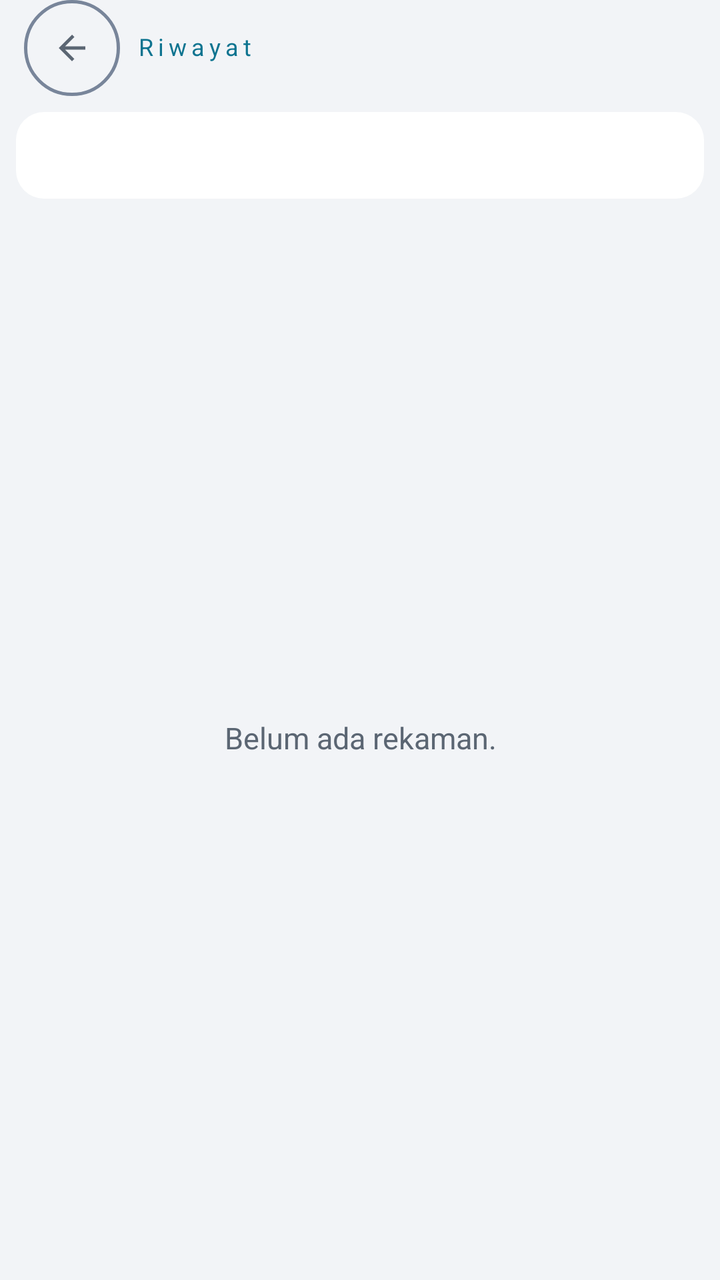
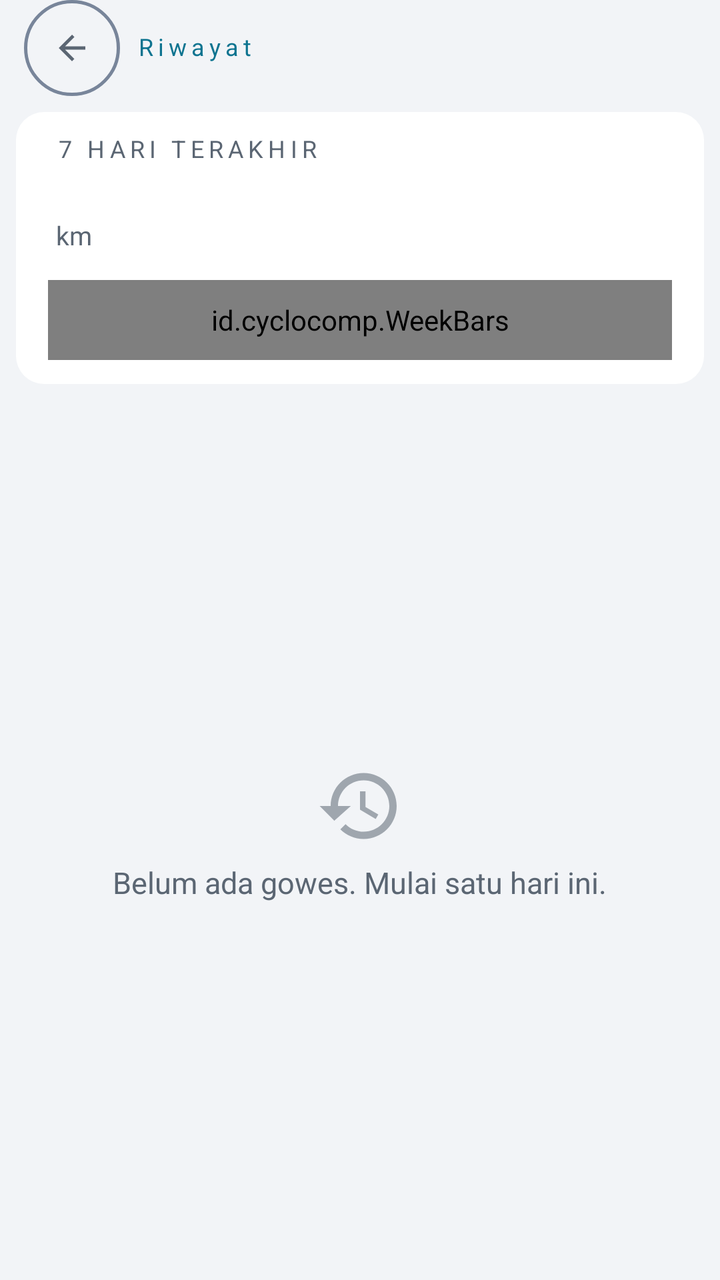

Two renders of the same Android screen: before a commit and after it. Below are the layout's source before the change and the commit's diff.
<!-- AndroidManifest.xml: application theme AppTheme -->
<!-- res/layout/activity_history.xml -->
<?xml version="1.0" encoding="utf-8"?>
<LinearLayout xmlns:android="http://schemas.android.com/apk/res/android"
    android:layout_width="match_parent"
    android:layout_height="match_parent"
    android:orientation="vertical"
    android:background="@color/bg">

    <LinearLayout
        android:layout_width="match_parent"
        android:layout_height="@dimen/top_bar_h"
        android:orientation="horizontal"
        android:gravity="center_vertical"
        android:paddingLeft="@dimen/gap_roomy"
        android:paddingRight="@dimen/screen_edge">

        <ImageButton
            android:id="@+id/btnBack"
            style="@style/IconBtn"
            android:contentDescription="@string/back"
            android:src="@drawable/ic_back" />

        <TextView
            style="@style/SectionLabelAccent"
            android:layout_width="wrap_content"
            android:layout_height="wrap_content"
            android:paddingLeft="@dimen/gap_normal"
            android:text="@string/title_history" />
    </LinearLayout>

    
    <LinearLayout
        android:id="@+id/weekCard"
        android:layout_width="match_parent"
        android:layout_height="wrap_content"
        android:layout_marginLeft="@dimen/gap_normal"
        android:layout_marginRight="@dimen/gap_normal"
        android:layout_marginTop="@dimen/gap_normal"
        android:background="@drawable/bg_card"
        android:orientation="horizontal"
        android:gravity="center_vertical"
        android:paddingLeft="@dimen/gap_wide"
        android:paddingRight="@dimen/gap_wide"
        android:paddingTop="@dimen/gap_roomy"
        android:paddingBottom="@dimen/gap_roomy"
        android:baselineAligned="false">

        <TextView
            android:id="@+id/weekText"
            style="@style/SettingSummary"
            android:layout_width="0dp"
            android:layout_height="wrap_content"
            android:layout_weight="1"
            android:maxLines="2"
            android:ellipsize="end" />
    </LinearLayout>

    <FrameLayout
        android:layout_width="match_parent"
        android:layout_height="0dp"
        android:layout_weight="1"
        android:padding="@dimen/gap_normal">

        <ListView
            android:id="@+id/list"
            android:layout_width="match_parent"
            android:layout_height="match_parent" />

        <TextView
            android:id="@+id/empty"
            style="@style/EmptyText"
            android:layout_width="match_parent"
            android:layout_height="match_parent"
            android:gravity="center"
            android:textSize="@dimen/text_empty"
            android:text="@string/history_empty" />
    </FrameLayout>
</LinearLayout>
<!-- resources referenced by this layout -->
<resources>
  <color name="bg">#F2F4F7</color>
  <dimen name="gap_normal">8dp</dimen>
  <dimen name="gap_roomy">12dp</dimen>
  <dimen name="gap_wide">16dp</dimen>
  <dimen name="screen_edge">14dp</dimen>
  <dimen name="text_empty">15sp</dimen>
  <dimen name="top_bar_h">48dp</dimen>
  <!-- drawable bg_card (drawable) -->
  <shape xmlns:android="http://schemas.android.com/apk/res/android" android:shape="rectangle">
      <solid android:color="@color/card" />
      <corners android:radius="@dimen/radius_card" />
  </shape>
  <string name="back">Kembali</string>
  <string name="history_empty">Belum ada rekaman.</string>
  <string name="title_history">Riwayat</string>
  <style name="EmptyText">
          <item name="android:textSize">@dimen/text_body_s</item>
          <item name="android:textColor">@color/label</item>
          <item name="android:includeFontPadding">false</item>
      </style>
  <style name="SectionLabelAccent" parent="SectionLabel">
          <item name="android:textColor">@color/accent</item>
      </style>
  <style name="SettingSummary">
          <item name="android:textSize">@dimen/text_caption</item>
          <item name="android:textColor">@color/label</item>
          
      <item name="android:layout_marginTop">@dimen/gap_snug</item>
          <item name="android:includeFontPadding">false</item>
      </style>
  <color name="card">#FFFFFF</color>
  <dimen name="radius_card">14dp</dimen>
  <color name="label">#5B6673</color>
  <dimen name="text_body_s">13sp</dimen>
  <dimen name="touch_target_min">48dp</dimen>
  <style name="SectionLabel">
          <item name="android:textSize">@dimen/text_label</item>
          <item name="android:textColor">@color/label</item>
          <item name="android:letterSpacing">0.2</item>
          <item name="android:paddingLeft">@dimen/gap_snug</item>
          <item name="android:includeFontPadding">false</item>
      </style>
  <color name="accent">#0E7490</color>
  <dimen name="text_caption">13sp</dimen>
  <dimen name="gap_snug">4dp</dimen>
  <color name="value">#0F1419</color>
  <color name="dot_off">#7C8899</color>
  <color name="accent_soft">#CFF6FE</color>
  <color name="card2">#E9EEF4</color>
  <color name="divider">#D6DCE4</color>
  <dimen name="hairline">1dp</dimen>
  <color name="card_pressed">#D8E0EA</color>
  <color name="stroke_ctrl">#78859A</color>
  <dimen name="radius_capsule">30dp</dimen>
  <color name="card_disabled">#E4E8EE</color>
  <dimen name="text_label">12sp</dimen>
  <!-- unchanged entries left out for length: 4 -->
</resources>

<!-- the commit's change to res/layout/activity_history.xml (unified diff, before → after) -->
@@ -27,7 +27,6 @@
             android:text="@string/title_history" />
     </LinearLayout>
 
-    
     <LinearLayout
         android:id="@+id/weekCard"
         android:layout_width="match_parent"
@@ -36,8 +35,7 @@
         android:layout_marginRight="@dimen/gap_normal"
         android:layout_marginTop="@dimen/gap_normal"
         android:background="@drawable/bg_card"
-        android:orientation="horizontal"
-        android:gravity="center_vertical"
+        android:orientation="vertical"
         android:paddingLeft="@dimen/gap_wide"
         android:paddingRight="@dimen/gap_wide"
         android:paddingTop="@dimen/gap_roomy"
@@ -45,13 +43,54 @@
         android:baselineAligned="false">
 
         <TextView
-            android:id="@+id/weekText"
-            style="@style/SettingSummary"
-            android:layout_width="0dp"
+            style="@style/SectionLabel"
+            android:layout_width="wrap_content"
             android:layout_height="wrap_content"
-            android:layout_weight="1"
-            android:maxLines="2"
-            android:ellipsize="end" />
+            android:text="@string/history_week_title" />
+
+        <LinearLayout
+            android:layout_width="match_parent"
+            android:layout_height="wrap_content"
+            android:layout_marginTop="@dimen/gap_cozy"
+            android:orientation="horizontal"
+            android:gravity="bottom"
+            android:baselineAligned="false">
+
+            <TextView
+                android:id="@+id/weekDist"
+                style="@style/ValueBig"
+                android:layout_width="wrap_content"
+                android:layout_height="wrap_content"
+                android:gravity="bottom"
+                android:tag="num" />
+
+            <TextView
+                style="@style/GradeUnit"
+                android:layout_width="wrap_content"
+                android:layout_height="wrap_content"
+                android:layout_marginLeft="@dimen/gap_snug"
+                android:layout_marginBottom="@dimen/gap_snug"
+                android:text="@string/unit_km" />
+
+            <TextView
+                android:id="@+id/weekText"
+                style="@style/SettingSummary"
+                android:layout_width="0dp"
+                android:layout_height="wrap_content"
+                android:layout_weight="1"
+                android:layout_marginTop="0dp"
+                android:paddingLeft="@dimen/gap_normal"
+                android:gravity="end|bottom"
+                android:maxLines="2"
+                android:ellipsize="end" />
+        </LinearLayout>
+
+        
+        <id.cyclocomp.WeekBars
+            android:id="@+id/weekBars"
+            android:layout_width="match_parent"
+            android:layout_height="@dimen/week_bars_h"
+            android:layout_marginTop="@dimen/gap_loose" />
     </LinearLayout>
 
     <FrameLayout
@@ -65,13 +104,29 @@
             android:layout_width="match_parent"
             android:layout_height="match_parent" />
 
-        <TextView
+        <LinearLayout
             android:id="@+id/empty"
-            style="@style/EmptyText"
             android:layout_width="match_parent"
             android:layout_height="match_parent"
+            android:orientation="vertical"
             android:gravity="center"
-            android:textSize="@dimen/text_empty"
-            android:text="@string/history_empty" />
+            android:padding="@dimen/gap_spacious">
+
+            <ImageView
+                android:layout_width="44dp"
+                android:layout_height="44dp"
+                android:alpha="0.55"
+                android:contentDescription="@null"
+                android:src="@drawable/ic_history" />
+
+            <TextView
+                style="@style/EmptyText"
+                android:layout_width="wrap_content"
+                android:layout_height="wrap_content"
+                android:layout_marginTop="@dimen/gap_normal"
+                android:gravity="center"
+                android:textSize="@dimen/text_empty"
+                android:text="@string/history_empty" />
+        </LinearLayout>
     </FrameLayout>
 </LinearLayout>
<!-- resource entries referenced after the edit -->
@@ -1,22 +1,43 @@
 <!-- resources referenced by this layout -->
 <resources>
   <color name="bg">#F2F4F7</color>
+  <dimen name="gap_cozy">6dp</dimen>
+  <dimen name="gap_loose">10dp</dimen>
   <dimen name="gap_normal">8dp</dimen>
   <dimen name="gap_roomy">12dp</dimen>
   <dimen name="gap_wide">16dp</dimen>
   <dimen name="screen_edge">14dp</dimen>
   <dimen name="text_empty">15sp</dimen>
   <dimen name="top_bar_h">48dp</dimen>
+  <dimen name="week_bars_h">40dp</dimen>
   <!-- drawable bg_card (drawable) -->
   <shape xmlns:android="http://schemas.android.com/apk/res/android" android:shape="rectangle">
       <solid android:color="@color/card" />
       <corners android:radius="@dimen/radius_card" />
   </shape>
+  <!-- drawable ic_history (drawable) -->
+  <vector xmlns:android="http://schemas.android.com/apk/res/android"
+      android:width="20dp"
+      android:height="20dp"
+      android:viewportWidth="24"
+      android:viewportHeight="24"
+      android:tint="@color/label">
+      <path
+          android:fillColor="@android:color/white"
+          android:pathData="M13,3c-4.97,0 -9,4.03 -9,9H1l3.89,3.89 0.07,0.14L9.5,12H6c0,-3.87 3.13,-7 7,-7s7,3.13 7,7 -3.13,7 -7,7c-1.93,0 -3.68,-0.79 -4.94,-2.06l-1.42,1.42C8.27,19.99 10.51,21 13,21c4.97,0 9,-4.03 9,-9s-4.03,-9 -9,-9zM12,8v5l4.28,2.54 0.72,-1.21 -3.5,-2.08L13.5,8L12,8z" />
+  </vector>
   <string name="back">Kembali</string>
-  <string name="history_empty">Belum ada rekaman.</string>
+  <string name="history_empty">Belum ada gowes. Mulai satu hari ini.</string>
+  <string name="history_week_title">7 HARI TERAKHIR</string>
   <string name="title_history">Riwayat</string>
+  <string name="unit_km">km</string>
   <style name="EmptyText">
           <item name="android:textSize">@dimen/text_body_s</item>
+          <item name="android:textColor">@color/label</item>
+          <item name="android:includeFontPadding">false</item>
+      </style>
+  <style name="GradeUnit">
+          <item name="android:textSize">@dimen/text_caption</item>
           <item name="android:textColor">@color/label</item>
           <item name="android:includeFontPadding">false</item>
       </style>
@@ -28,6 +49,12 @@
           <item name="android:textColor">@color/label</item>
           
       <item name="android:layout_marginTop">@dimen/gap_snug</item>
+          <item name="android:includeFontPadding">false</item>
+      </style>
+  <style name="ValueBig">
+          <item name="android:textSize">@dimen/text_value_l</item>
+          <item name="android:textColor">@color/value</item>
+          <item name="android:gravity">center</item>
           <item name="android:includeFontPadding">false</item>
       </style>
   <color name="card">#FFFFFF</color>
@@ -43,8 +70,10 @@
           <item name="android:includeFontPadding">false</item>
       </style>
   <color name="accent">#0E7490</color>
+  <dimen name="text_value_l">36sp</dimen>
   <dimen name="text_caption">13sp</dimen>
   <dimen name="gap_snug">4dp</dimen>
+  <dimen name="gap_spacious">24dp</dimen>
   <color name="value">#0F1419</color>
   <color name="dot_off">#7C8899</color>
   <color name="accent_soft">#CFF6FE</color>
